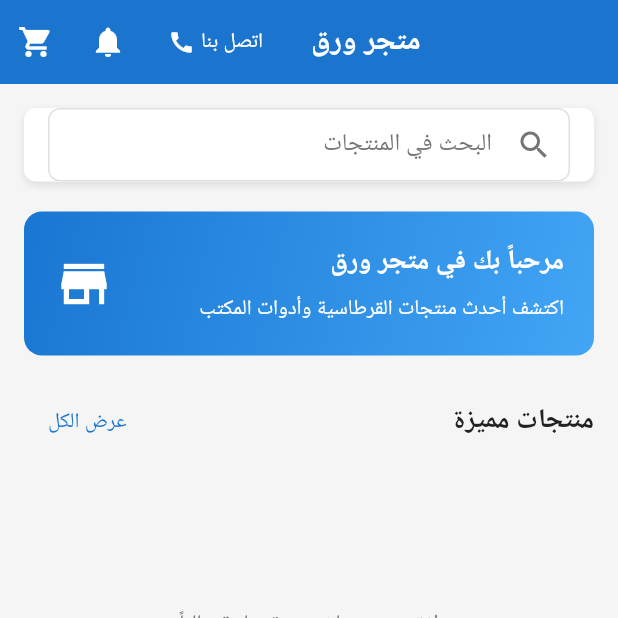
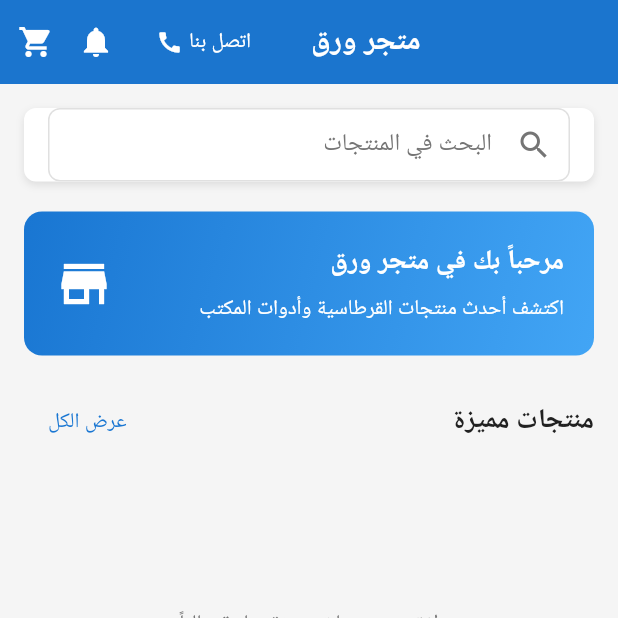
Before and after one commit to aalitariq44/paper-shop, a Flutter app: the screen it shows after launch, on a phone screen of 412 x 824 dp, the top half of it. Run offline on Flutter 3.47's test engine with Material 3 defaults, Android fonts, the phone set to English and light mode, and no system bars; our stand-ins replace cloud_firestore, firebase_auth, firebase_core, google_sign_in, shared_preferences; accounts and stored records are empty.

Commit message:
في الواقع كبرت ولم تقل

```diff
--- a/lib/presentation/screens/home/home_screen.dart
+++ b/lib/presentation/screens/home/home_screen.dart
@@ -62,7 +62,9 @@ class _HomeScreenState extends State<HomeScreen> {
       foregroundColor: AppColors.textLight,
       elevation: 2,
       actions: [
-        TextButton(
+        Transform.translate(
+          offset: const Offset(-8, 0),
+          child: TextButton(
             onPressed: () {
               // TODO: تنفيذ منطق الاتصال لاحقاً
             },
@@ -78,11 +80,15 @@ class _HomeScreenState extends State<HomeScreen> {
               ],
             ),
           ),
-        IconButton(
+        ),
+        Transform.translate(
+          offset: const Offset(-8, 0),
+          child: IconButton(
             icon: const Icon(Icons.notifications),
             onPressed: () {
               // TODO: تنفيذ منطق الإشعارات لاحقاً
             },
+          ),
         ),
         Consumer<CartProvider>(
           builder: (context, cartProvider, child) {
```
Lines whose indentation alone changed are shown as unchanged.
